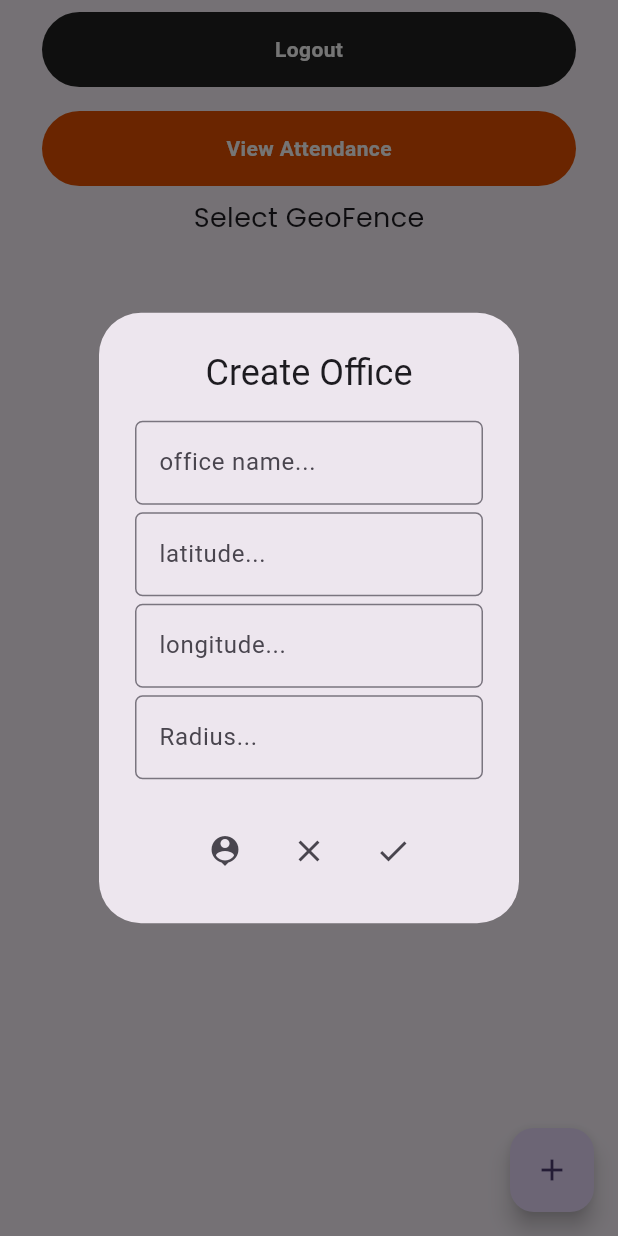
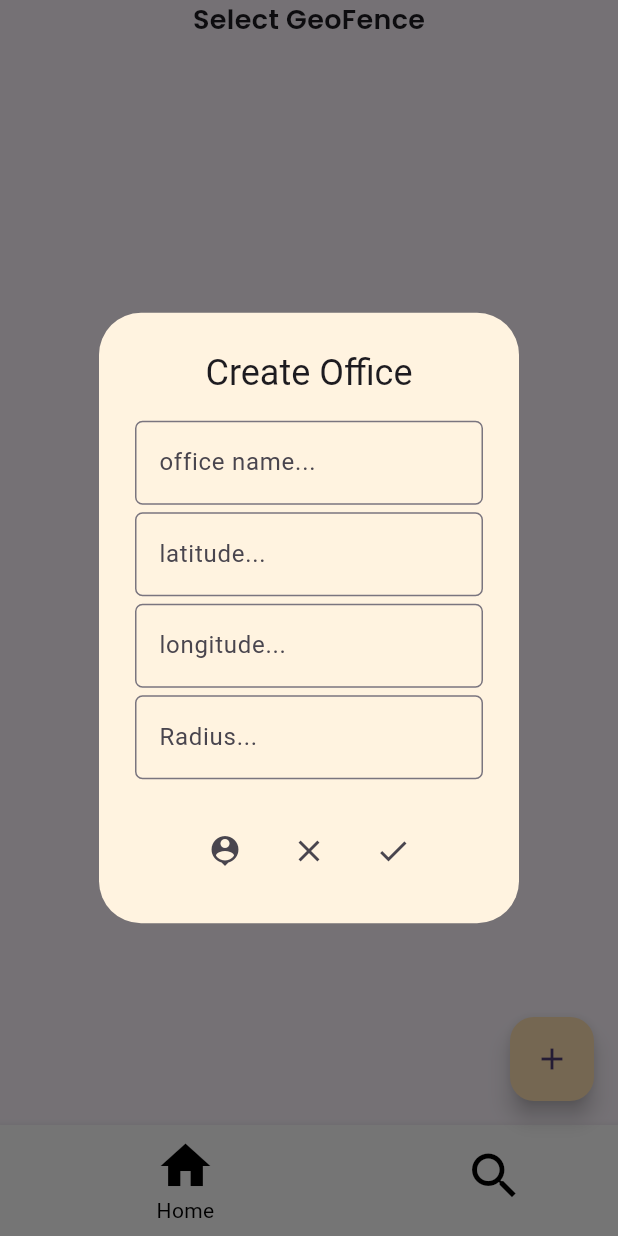
Before and after one commit to dhruvpatidar359/geofence, a Flutter app: the OfficeList screen opened directly, after a tap on the "add" icon, on a phone screen of 412 x 824 dp. Run offline on Flutter 3.47's test engine with Material 2 defaults, Android fonts, the phone set to English and light mode, and no system bars; drawn by our look-alikes of firebase_database; our stand-ins replace easy_splash_screen, equatable, firebase_auth, firebase_core, geolocator, google_fonts and 4 more; missing offline and left inert: dart:ffi; accounts and stored records are empty.

Commit message:
refactoring UI

```diff
--- a/lib/pages/email_verification.dart
+++ b/lib/pages/email_verification.dart
@@ -3,6 +3,7 @@ import 'dart:async';
 import 'package:firebase_auth/firebase_auth.dart';
 import 'package:flutter/material.dart';
 import 'package:geofence/pages/officelist.dart';
+
 import 'package:geofence/widgets/widgets.dart';
 import 'package:shared_preferences/shared_preferences.dart';
 import 'package:top_snackbar_flutter/custom_snack_bar.dart';
--- a/lib/pages/login.dart
+++ b/lib/pages/login.dart
@@ -5,6 +5,7 @@ import 'package:geofence/models/user.dart';
 import 'package:geofence/pages/email_verification.dart';
 import 'package:geofence/pages/officelist.dart';
 import 'package:geofence/pages/signup.dart';
+
 import 'package:geofence/services/authServices/firebase_auth_services.dart';
 import 'package:geofence/widgets/widgets.dart';
 import 'package:shared_preferences/shared_preferences.dart';
--- a/lib/pages/officelist.dart
+++ b/lib/pages/officelist.dart
@@ -2,6 +2,7 @@ import 'package:firebase_database/firebase_database.dart';
 import 'package:firebase_database/ui/firebase_animated_list.dart';
 import 'package:flutter/material.dart';
 import 'package:geofence/pages/geo_fence.dart';
+import 'package:geofence/pages/profile.dart';
 import 'package:geofence/services/firebase/firebase_services.dart';
 import 'package:geofence/widgets/geoCard.dart';
 import 'package:geofence/widgets/widgets.dart';
@@ -16,7 +17,6 @@ class OfficeList extends StatefulWidget {
 }
 
 class _OfficeListState extends State<OfficeList> {
-
   Position? currentPosition;
   final officeReference = FirebaseDatabase.instance.ref('office');
 
@@ -29,6 +29,8 @@ class _OfficeListState extends State<OfficeList> {
   TextEditingController radiusController = TextEditingController();
 
   FirebaseServices firebaseServices = FirebaseServices();
+
+  int _selectedIndex = 0;
 
   Future<Position> determinePosition() async {
     bool serviceEnabled;
@@ -77,16 +79,44 @@ class _OfficeListState extends State<OfficeList> {
     }
   }
 
+  void _onItemTapped(int index) {
+    setState(() {
+      _selectedIndex = index;
+    });
+  }
+
   @override
   Widget build(BuildContext context) {
     return SafeArea(
         child: Scaffold(
+      bottomNavigationBar: BottomNavigationBar(
+          items: const <BottomNavigationBarItem>[
+            BottomNavigationBarItem(
+                icon: Icon(
+                  Icons.home,
+                  color: Colors.black,
+                ),
+                label: 'Home',
+                backgroundColor: Colors.white),
+            BottomNavigationBarItem(
+                icon: Icon(Icons.search, color: Colors.black),
+                label: 'Search',
+                backgroundColor: Colors.white),
+          ],
+          type: BottomNavigationBarType.shifting,
+          currentIndex: _selectedIndex,
+          selectedItemColor: Colors.black,
+          iconSize: 40,
+          onTap: _onItemTapped,
+          elevation: 5),
       floatingActionButton: FloatingActionButton(
+        backgroundColor: Colors.orange.shade100,
         onPressed: () {
           showDialog(
               context: context,
               builder: (BuildContext context) {
                 return AlertDialog(
+                  backgroundColor: Colors.orange.shade50,
                   title: Text(
                     "Create Office",
                     textAlign: TextAlign.center,
@@ -168,54 +198,14 @@ class _OfficeListState extends State<OfficeList> {
         },
         child: Icon(Icons.add),
       ),
-      body: Column(
+      body: _selectedIndex == 1
+          ? Profile()
+          : Column(
               children: [
-          Padding(
-            padding: const EdgeInsets.all(8.0),
-            child: GestureDetector(
-              onTap: () {},
-              child: Container(
-                height: 50,
-                width: MediaQuery.sizeOf(context).width,
-                margin: EdgeInsets.symmetric(horizontal: 20),
-                decoration: BoxDecoration(
-                    borderRadius: BorderRadius.circular(50),
-                    color: Colors.grey[900]),
-                child: Center(
-                  child: Text(
-                    "Logout",
-                    style: TextStyle(
-                        color: Colors.white, fontWeight: FontWeight.bold),
-                  ),
-                ),
-              ),
-            ),
-          ),
-          Padding(
-            padding: const EdgeInsets.all(8.0),
-            child: GestureDetector(
-              onTap: () {},
-              child: Container(
-                height: 50,
-                width: MediaQuery.sizeOf(context).width,
-                margin: EdgeInsets.symmetric(horizontal: 20),
-                decoration: BoxDecoration(
-                    borderRadius: BorderRadius.circular(50),
-                    color: Colors.orange[900]),
-                child: Center(
-                  child: Text(
-                    "View Attendance",
-                    style: TextStyle(
-                        color: Colors.white, fontWeight: FontWeight.bold),
-                  ),
-                ),
-              ),
-            ),
-          ),
                 Text(
                   "Select GeoFence",
-            style:
-                GoogleFonts.poppins(fontWeight: FontWeight.w400, fontSize: 18),
+                  style: GoogleFonts.poppins(
+                      fontWeight: FontWeight.w600, fontSize: 18),
                 ),
                 Expanded(
                   child: Padding(
@@ -226,13 +216,22 @@ class _OfficeListState extends State<OfficeList> {
                         query: officeReference,
                         itemBuilder: (context, snapshot, animation, index) {
                           String name = snapshot.child('name').value.toString();
-                    double latitude = double.parse(snapshot.child('latitude').value.toString());
-                    double longitude = double.parse(snapshot.child('longitude').value.toString());
-                    double radius = double.parse(snapshot.child('radius').value.toString());
+                          double latitude = double.parse(
+                              snapshot.child('latitude').value.toString());
+                          double longitude = double.parse(
+                              snapshot.child('longitude').value.toString());
+                          double radius = double.parse(
+                              snapshot.child('radius').value.toString());
                           return GestureDetector(
                             child: GeoCard(officeName: name),
                             onTap: () {
-                        nextScreen(context, GeoFence(name: name, latitudeCenter: latitude, longitudeCenter: longitude, radiusCenter: radius));
+                              nextScreen(
+                                  context,
+                                  GeoFence(
+                                      name: name,
+                                      latitudeCenter: latitude,
+                                      longitudeCenter: longitude,
+                                      radiusCenter: radius));
                             },
                           );
                         },
--- a/lib/pages/splashscreen.dart
+++ b/lib/pages/splashscreen.dart
@@ -3,6 +3,7 @@ import 'package:geofence/pages/officelist.dart';
 import 'package:geofence/pages/login.dart';
 
 import 'package:flutter/material.dart';
+
 import 'package:shared_preferences/shared_preferences.dart';
 
 class SplashPage extends StatefulWidget {
--- a/lib/services/authServices/firebase_auth_services.dart
+++ b/lib/services/authServices/firebase_auth_services.dart
@@ -75,6 +75,7 @@ class FirebaseAuthService implements AuthService {
     final FirebaseAuth _auth = FirebaseAuth.instance;
     try {
       _auth.signOut();
+
       SharedPreferences prefs = await SharedPreferences.getInstance();
       prefs?.setBool("isLoggedIn", false);
     } catch (e) {
--- a/pubspec.yaml
+++ b/pubspec.yaml
@@ -49,6 +49,7 @@ dependencies:
   google_maps_flutter: ^2.4.0
   geofence_service: ^4.0.0
   intl: ^0.18.1
+  persistent_bottom_nav_bar: ^5.0.2
 
 dev_dependencies:
   flutter_test:
```
Also changed, not shown: lib/pages/geo_fence.dart (+7 -5 lines), lib/pages/google_map.dart (+36 -25 lines), lib/pages/profile.dart (+78 -0 lines), lib/widgets/geoCard.dart (+13 -8 lines), lib/widgets/widgets.dart (+16 -4 lines), assets/images/location.png (added), pubspec.lock. Lines whose indentation alone changed are shown as unchanged.
